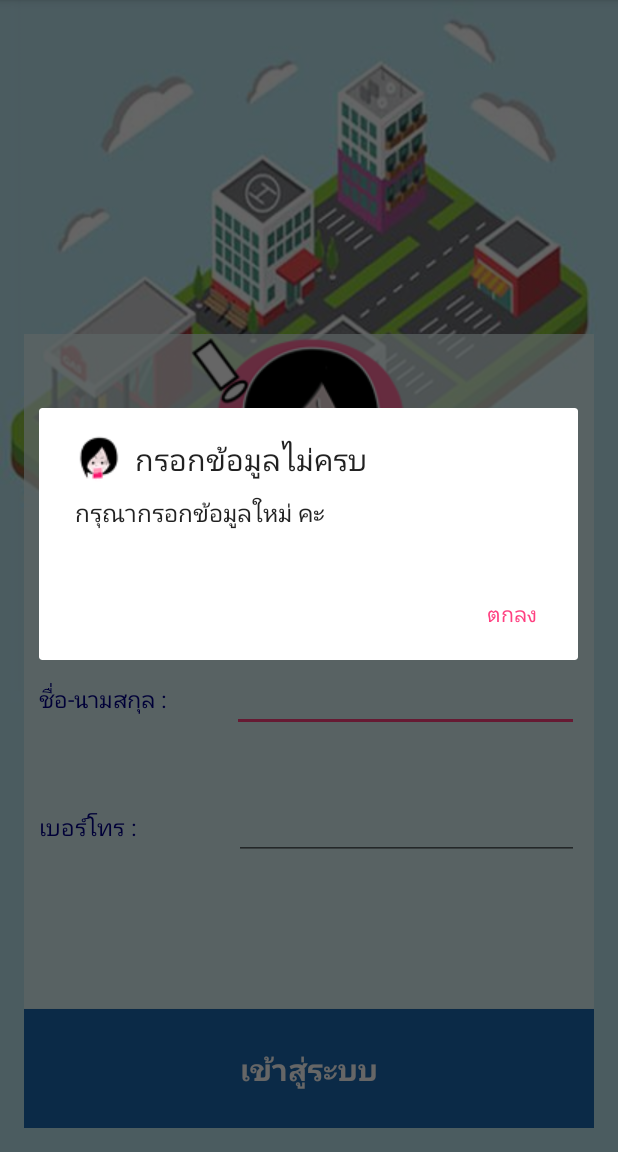
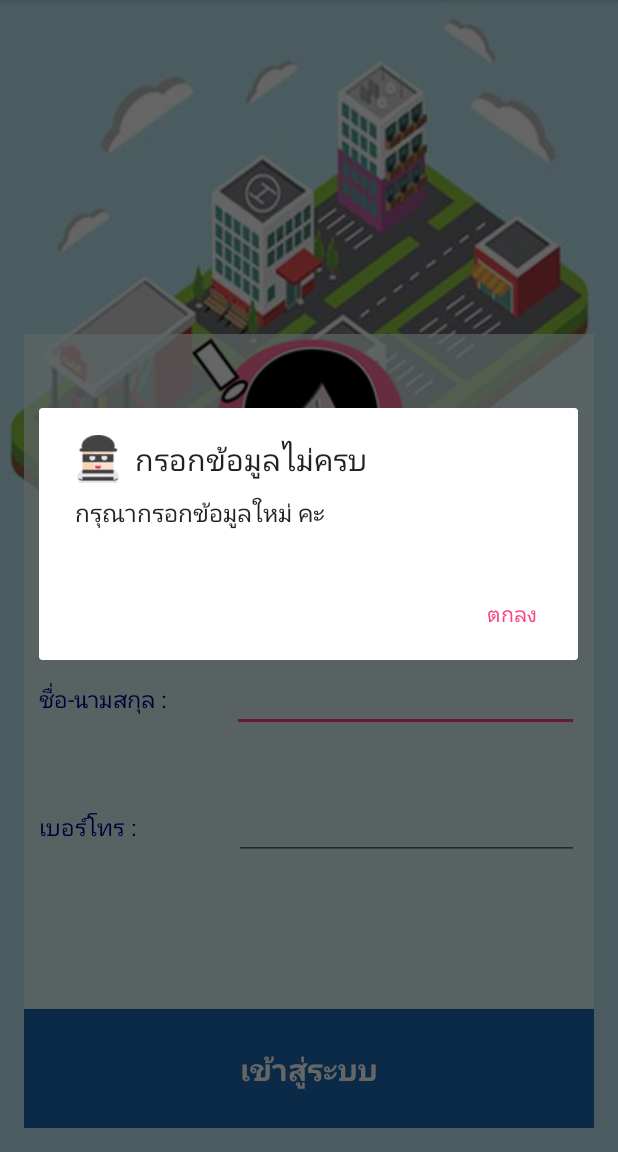
Before and after one commit to kanyaratfai/Ahelp, an Android app: the screen it shows after launch (MainActivity), after a tap on "เข้าสู่ระบบ", on a phone screen of 412 x 824 dp, the part 84-1236 px from its top. Run offline under Robolectric (Android 15) with nearby library versions, the phone set to English and light mode, and no system bars.

Commit message:
Alert New

```diff
--- a/app/src/main/java/com/example/pareeya/ahelp/MainActivity.java
+++ b/app/src/main/java/com/example/pareeya/ahelp/MainActivity.java
@@ -51,7 +51,7 @@ public class MainActivity extends AppCompatActivity {
     private void confirmData() {
         AlertDialog.Builder builder = new AlertDialog.Builder(this);
         builder.setCancelable(false);
-        builder.setIcon(R.drawable.help555_03);
+        builder.setIcon(R.drawable.a55);
         builder.setTitle("โปรดตรวจสอบข้อมูล");
         builder.setMessage("ชื่อ-นามสกุล = " + nameString + "\n" +
                             "เบอร์โทร = " + MyPhoneString);
--- a/app/src/main/java/com/example/pareeya/ahelp/MyAlert.java
+++ b/app/src/main/java/com/example/pareeya/ahelp/MyAlert.java
@@ -14,7 +14,7 @@ public class MyAlert {
                           String strMessage) {
         AlertDialog.Builder builder = new  AlertDialog.Builder(context);
         builder.setCancelable(false);
-        builder.setIcon(R.drawable.help555_03);
+        builder.setIcon(R.drawable.a55);
         builder.setTitle(strTitle);
         builder.setMessage(strMessage);
         builder.setPositiveButton("ตกลง", new DialogInterface.OnClickListener() {
```
Also changed, not shown: app/src/main/res/drawable/a55.png (added), app/src/main/res/drawable/help555_03.png (deleted).
